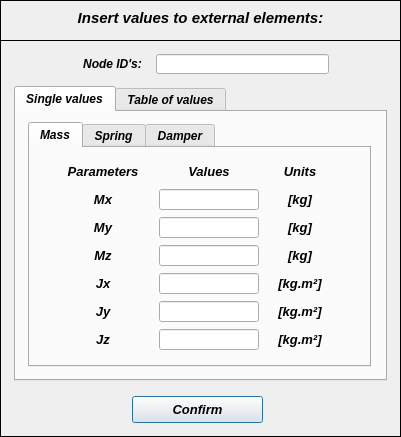
Qt form pulse/uix/user_input/ui/addMassSpringDamperInput.ui (open-pulse/OpenPulse) before a commit.
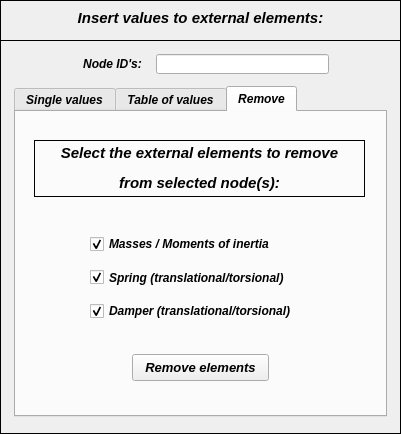
The same form after that commit. The open tabs and pages were chosen to show the change. Icons and pictures are not drawn.

Commit message: Import tables for external elements + corrections

Diff of the .ui file:
```diff
--- a/pulse/uix/user_input/ui/addMassSpringDamperInput.ui
+++ b/pulse/uix/user_input/ui/addMassSpringDamperInput.ui
@@ -10,7 +10,7 @@
     <x>0</x>
     <y>0</y>
     <width>401</width>
-    <height>437</height>
+    <height>434</height>
    </rect>
   </property>
   <property name="sizePolicy">
@@ -22,13 +22,13 @@
   <property name="minimumSize">
    <size>
     <width>401</width>
-    <height>437</height>
+    <height>434</height>
    </size>
   </property>
   <property name="maximumSize">
    <size>
     <width>401</width>
-    <height>437</height>
+    <height>434</height>
    </size>
   </property>
   <property name="contextMenuPolicy">
@@ -111,37 +111,27 @@
       <x>0</x>
       <y>40</y>
       <width>401</width>
-      <height>397</height>
+      <height>394</height>
      </rect>
     </property>
+    <property name="minimumSize">
+     <size>
+      <width>0</width>
+      <height>394</height>
+     </size>
+    </property>
+    <property name="maximumSize">
+     <size>
+      <width>16777215</width>
+      <height>394</height>
+     </size>
+    </property>
     <property name="frameShape">
      <enum>QFrame::Box</enum>
     </property>
     <property name="frameShadow">
      <enum>QFrame::Plain</enum>
     </property>
-    <widget class="QPushButton" name="pushButton_confirm">
-     <property name="geometry">
-      <rect>
-       <x>132</x>
-       <y>356</y>
-       <width>131</width>
-       <height>27</height>
-      </rect>
-     </property>
-     <property name="font">
-      <font>
-       <family>Arial</family>
-       <pointsize>10</pointsize>
-       <weight>75</weight>
-       <italic>true</italic>
-       <bold>true</bold>
-      </font>
-     </property>
-     <property name="text">
-      <string>Confirm</string>
-     </property>
-    </widget>
     <widget class="QWidget" name="verticalLayoutWidget">
      <property name="geometry">
       <rect>
@@ -204,7 +194,7 @@
        <x>14</x>
        <y>46</y>
        <width>373</width>
-       <height>295</height>
+       <height>331</height>
       </rect>
      </property>
      <property name="maximumSize">
@@ -3824,6 +3814,179 @@
         </widget>
        </widget>
       </widget>
+      <widget class="QPushButton" name="pushButton_table_values_confirm">
+       <property name="geometry">
+        <rect>
+         <x>118</x>
+         <y>266</y>
+         <width>131</width>
+         <height>27</height>
+        </rect>
+       </property>
+       <property name="font">
+        <font>
+         <family>Arial</family>
+         <pointsize>10</pointsize>
+         <weight>75</weight>
+         <italic>true</italic>
+         <bold>true</bold>
+        </font>
+       </property>
+       <property name="text">
+        <string>Confirm</string>
+       </property>
+      </widget>
+     </widget>
+     <widget class="QWidget" name="tab_remove_external_elements">
+      <attribute name="title">
+       <string>Remove</string>
+      </attribute>
+      <widget class="QWidget" name="formLayoutWidget">
+       <property name="geometry">
+        <rect>
+         <x>68</x>
+         <y>122</y>
+         <width>231</width>
+         <height>87</height>
+        </rect>
+       </property>
+       <layout class="QFormLayout" name="formLayout">
+        <property name="verticalSpacing">
+         <number>14</number>
+        </property>
+        <item row="0" column="1">
+         <widget class="QCheckBox" name="checkBox_remove_mass">
+          <property name="minimumSize">
+           <size>
+            <width>180</width>
+            <height>0</height>
+           </size>
+          </property>
+          <property name="maximumSize">
+           <size>
+            <width>180</width>
+            <height>16777215</height>
+           </size>
+          </property>
+          <property name="text">
+           <string>Masses / Moments of inertia</string>
+          </property>
+          <property name="checked">
+           <bool>true</bool>
+          </property>
+         </widget>
+        </item>
+        <item row="1" column="1">
+         <widget class="QCheckBox" name="checkBox_remove_spring">
+          <property name="minimumSize">
+           <size>
+            <width>180</width>
+            <height>0</height>
+           </size>
+          </property>
+          <property name="maximumSize">
+           <size>
+            <width>220</width>
+            <height>16777215</height>
+           </size>
+          </property>
+          <property name="text">
+           <string>Spring (translational/torsional)</string>
+          </property>
+          <property name="checked">
+           <bool>true</bool>
+          </property>
+         </widget>
+        </item>
+        <item row="2" column="1">
+         <widget class="QCheckBox" name="checkBox_remove_damper">
+          <property name="minimumSize">
+           <size>
+            <width>180</width>
+            <height>0</height>
+           </size>
+          </property>
+          <property name="maximumSize">
+           <size>
+            <width>220</width>
+            <height>16777215</height>
+           </size>
+          </property>
+          <property name="text">
+           <string>Damper (translational/torsional)</string>
+          </property>
+          <property name="checked">
+           <bool>true</bool>
+          </property>
+         </widget>
+        </item>
+       </layout>
+      </widget>
+      <widget class="QLabel" name="label_9">
+       <property name="geometry">
+        <rect>
+         <x>18</x>
+         <y>28</y>
+         <width>331</width>
+         <height>57</height>
+        </rect>
+       </property>
+       <property name="font">
+        <font>
+         <family>Arial</family>
+         <pointsize>11</pointsize>
+         <weight>75</weight>
+         <italic>true</italic>
+         <bold>true</bold>
+        </font>
+       </property>
+       <property name="frameShape">
+        <enum>QFrame::Box</enum>
+       </property>
+       <property name="text">
+        <string>&lt;html&gt;&lt;head/&gt;&lt;body&gt;&lt;p align=&quot;center&quot;&gt;Select the external elements to remove&lt;/p&gt;&lt;p align=&quot;center&quot;&gt;from selected node(s):&lt;/p&gt;&lt;/body&gt;&lt;/html&gt;</string>
+       </property>
+       <property name="textFormat">
+        <enum>Qt::AutoText</enum>
+       </property>
+       <property name="alignment">
+        <set>Qt::AlignCenter</set>
+       </property>
+      </widget>
+      <widget class="QPushButton" name="pushButton_remove_bc_confirm">
+       <property name="geometry">
+        <rect>
+         <x>116</x>
+         <y>242</y>
+         <width>137</width>
+         <height>27</height>
+        </rect>
+       </property>
+       <property name="minimumSize">
+        <size>
+         <width>0</width>
+         <height>27</height>
+        </size>
+       </property>
+       <property name="maximumSize">
+        <size>
+         <width>16777215</width>
+         <height>26</height>
+        </size>
+       </property>
+       <property name="font">
+        <font>
+         <family>Arial</family>
+         <pointsize>10</pointsize>
+         <weight>75</weight>
+         <italic>true</italic>
+         <bold>true</bold>
+        </font>
+       </property>
+       <property name="text">
+        <string>Remove elements</string>
+       </property>
+      </widget>
      </widget>
     </widget>
    </widget>
```
Left out of the diff: 131 changed lines with no effect on the pictures. The commit also changes 36 other files.
